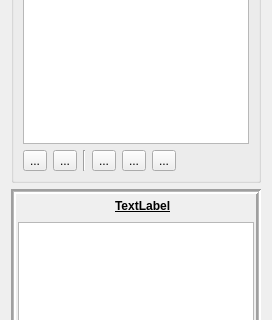
Old version of the form Editor/src/Items/Entity/EntityWidget.ui in the repository GameOverture/HarmonyEngine; both pictures show x 0 to 272 and y 138 to 458 of the 272 by 565 pixel window.
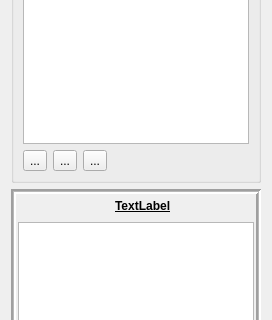
New version of the form. Icons and pictures are not drawn. Custom widgets are drawn as their Qt base class.

What changed in the file:
```diff
--- a/Editor/src/Items/Entity/EntityWidget.ui
+++ b/Editor/src/Items/Entity/EntityWidget.ui
@@ -70,28 +70,7 @@
            </widget>
           </item>
           <item>
-           <widget class="Line" name="line">
-            <property name="orientation">
-             <enum>Qt::Vertical</enum>
-            </property>
-           </widget>
-          </item>
-          <item>
-           <widget class="QToolButton" name="btnInsertBoundingVolume">
-            <property name="text">
-             <string>...</string>
-            </property>
-           </widget>
-          </item>
-          <item>
-           <widget class="QToolButton" name="btnInsertPhysics">
-            <property name="text">
-             <string>...</string>
-            </property>
-           </widget>
-          </item>
-          <item>
-           <widget class="QToolButton" name="btnAddScissor">
+           <widget class="QToolButton" name="btnAddShape">
             <property name="text">
              <string>...</string>
             </property>
```
Left out of the diff: 26 changed lines with no effect on the pictures.
